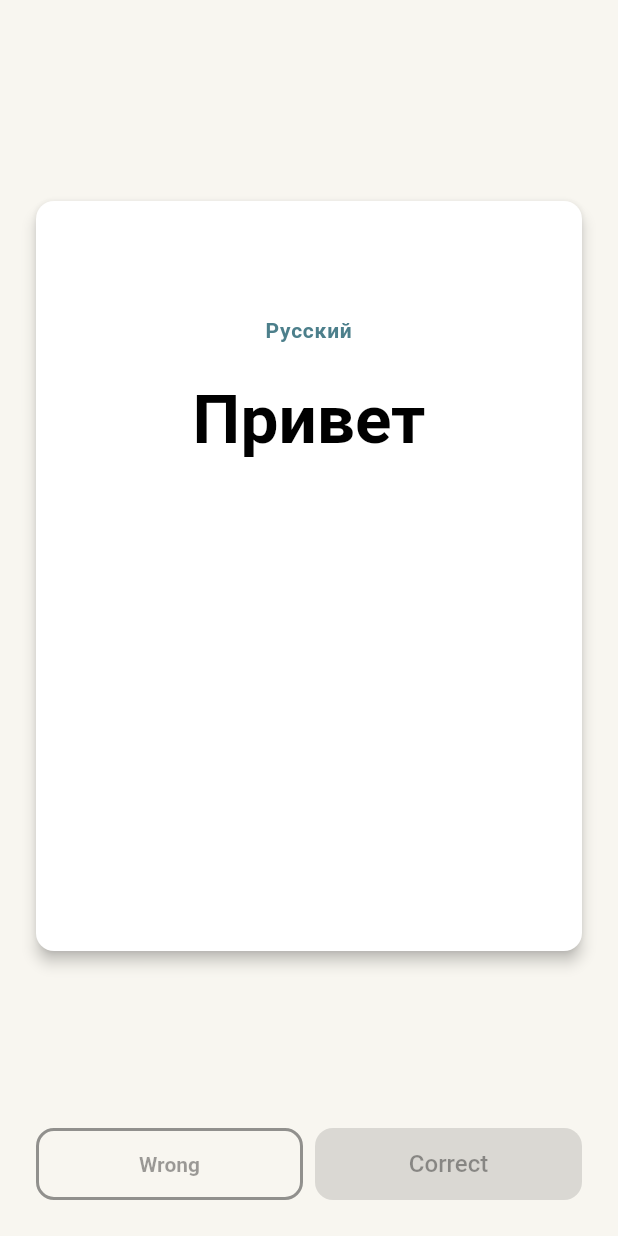
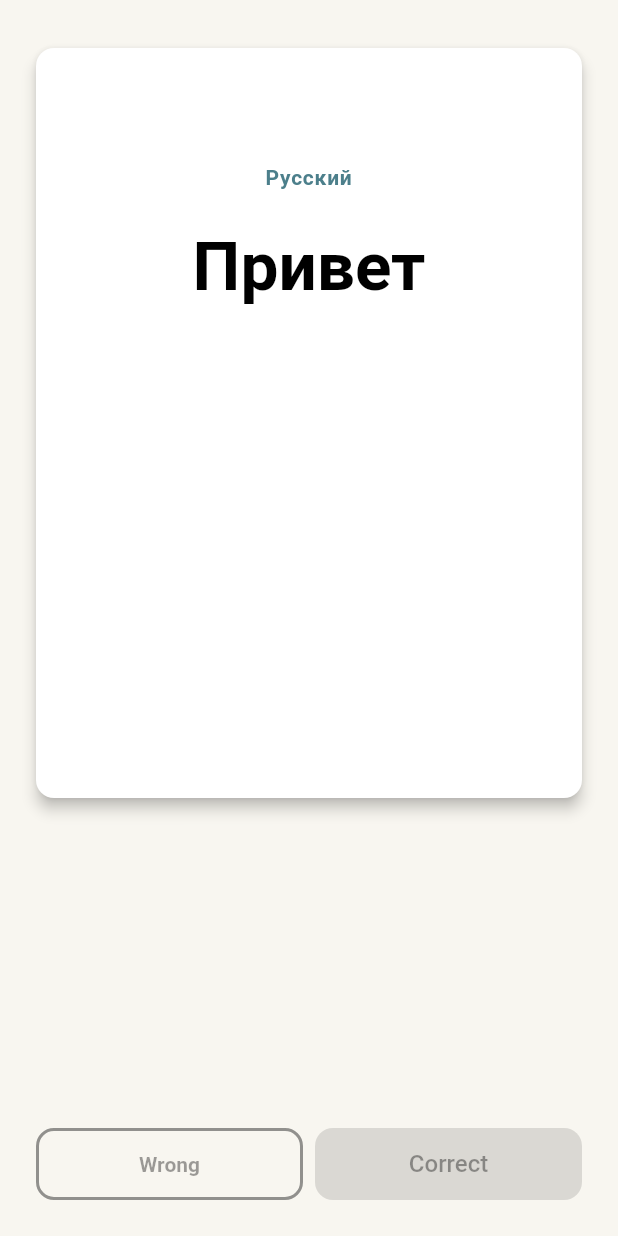
Before and after one commit to TimurKarev/lang_learn_mobile, a Flutter app: the MemoryChallengeWidget widget shown alone on an empty page, opened directly with sample values from the repository, on a phone screen of 412 x 824 dp. Run offline on Flutter 3.47's test engine with Material 3 defaults, Android fonts, the phone set to English and light mode, and no system bars; our stand-ins replace bloc, cached_network_image, equatable, file_picker, flutter_bloc, flutter_image_compress and 6 more; missing offline and left inert: clarity_flutter, dart_either; accounts and stored records are empty; Roboto replaces fonts that are missing (Nunito Sans).

Commit message:
feat: Add memory card alignment, update Supabase web authentication redirect, and configure Android network permissions with dev Google client ID.

```diff
--- a/lib/features/auth/data/repository/auth_supabase_repository.dart
+++ b/lib/features/auth/data/repository/auth_supabase_repository.dart
@@ -35,11 +35,9 @@ class AuthSupabaseRepository implements AuthRepository {
         await _supabase.signInWithOAuth(
           OAuthProvider.google,
           redirectTo: kIsWeb
-              ? (AppConfig.isLocalSupabase ? 'http://127.0.0.1:3000' : null)
+              ? Uri.base.origin
               : 'io.supabase.flutter://login-callback/',
         );
-        // On Web, this triggers a redirect, so the return value doesn't matter much
-        // as the app will reload.
         return Right(UnauthenticatedUser());
       }
 
--- a/lib/features/memory_cards/presentation/memory_challenge/memory_challenge_widget.dart
+++ b/lib/features/memory_cards/presentation/memory_challenge/memory_challenge_widget.dart
@@ -49,9 +49,11 @@ class MemoryChallengeWidget extends StatelessWidget {
     return Padding(
       padding: const EdgeInsets.all(24.0),
       child: Column(
+        crossAxisAlignment: CrossAxisAlignment.start,
         children: [
           Expanded(
             child: MemoryCardWidget(
+              alignment: Alignment.topCenter,
               onPressAudio: (String literalId) {
                 context.read<PerformMemoryChallangeBloc>().add(
                   PerformMemoryChallangePlayAudioEvent(literalId),
--- a/lib/ui_kit/cards/memory_card/memory_card_widget.dart
+++ b/lib/ui_kit/cards/memory_card/memory_card_widget.dart
@@ -13,12 +13,14 @@ class MemoryCardWidget extends StatefulWidget {
     this.onPressedAfterFlipped,
     this.onCardFlipped,
     this.padding = EdgeInsets.zero,
+    this.alignment = Alignment.center,
   });
 
   final Flashcard card;
   final VoidCallback? onCardFlipped;
   final VoidCallback? onPressedAfterFlipped;
   final void Function(String literalId) onPressAudio;
+  final Alignment alignment;
 
   final EdgeInsets padding;
 
@@ -88,7 +90,7 @@ class _MemoryCardWidgetState extends State<MemoryCardWidget>
               transform: Matrix4.rotationY(_animation.value),
               alignment: Alignment.center,
               child: Align(
-                alignment: Alignment.center,
+                alignment: widget.alignment,
                 child: SizedBox(
                   width: double.infinity,
                   child: Card(
```
Also changed, not shown: 1 other file.
